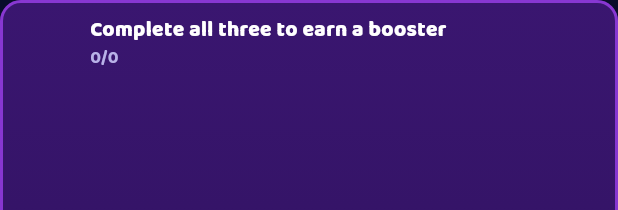
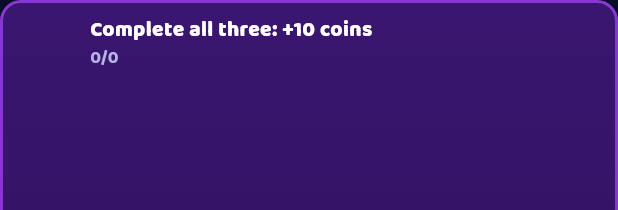
Before and after one commit to clebervg/nine-fuse, a Flutter app: the _BonusRow widget shown alone on an empty page, opened directly with sample values from the repository, on a phone screen of 412 x 824 dp. Shown: the top 210 px of the screen. Run offline on Flutter 3.47's test engine with Material 3 defaults, Android fonts, the phone set to English and light mode, and no system bars; our stand-ins replace audioplayers, flutter_local_notifications, flutter_native_splash, flutter_riverpod, google_mobile_ads, shared_preferences and 1 more; missing offline and left inert: app_tracking_transparency; accounts and stored records are empty.

Commit message:
fix(economia): recalibra moedas e preços de booster (opção B)
Com a campanha infinita, estrela e baú já davam ~0,5 booster por fase, e
a recompensa diária e as missões levaram o jogador de 5 fases/dia a ~5,8
boosters por dia. Agora ~2,2 (0,44 por fase), pelo modelo em
tool/economy_income_model.py.

- Estrela 10 -> 5, baú 200 -> 100.
- Martelo/Pincel 100 -> 150, Bomba 150 -> 200.
- Diária: 10, 15, 20, Martelo, 25, 30, Bomba+50.
- Missões 10/15/25; o bônus das três vira 20 moedas em vez de booster.
- Golden level_outcome regerado (selo +30 -> +15).

Co-Authored-By: Claude Opus 5.5 <noreply@anthropic.com>

```diff
--- a/lib/features/game/domain/daily_reward.dart
+++ b/lib/features/game/domain/daily_reward.dart
@@ -17,17 +17,17 @@ import 'package:nine_fuse/features/game/domain/daily_spin.dart';
 /// dos prêmios grátis) já existe para ela.
 ///
 /// A curva sobe devagar e o dia 7 é o salto: é ele que dá ao jogador motivo
-/// para não quebrar a sequência no dia 5. Somado, o ciclo inteiro paga 330
-/// moedas e um de cada booster — menos que um capítulo em três estrelas mais
-/// o baú (500), para a sequência ser um bônus, não a fonte principal.
+/// para não quebrar a sequência no dia 5. Somado, o ciclo paga 150 moedas, um
+/// Martelo e uma Bomba por semana — menos que um capítulo em três estrelas
+/// mais o baú (250), para a sequência ser um bônus, não a fonte principal.
 const List<List<SpinPrize>> kDailyRewardCycle = [
+  [SpinPrize(SpinPrizeType.coins, 10)],
+  [SpinPrize(SpinPrizeType.coins, 15)],
   [SpinPrize(SpinPrizeType.coins, 20)],
+  [SpinPrize(SpinPrizeType.hammer, 1)],
+  [SpinPrize(SpinPrizeType.coins, 25)],
   [SpinPrize(SpinPrizeType.coins, 30)],
-  [SpinPrize(SpinPrizeType.hammer, 1)],
-  [SpinPrize(SpinPrizeType.coins, 50)],
-  [SpinPrize(SpinPrizeType.brush, 1)],
-  [SpinPrize(SpinPrizeType.coins, 80)],
-  [SpinPrize(SpinPrizeType.bomb, 1), SpinPrize(SpinPrizeType.coins, 150)],
+  [SpinPrize(SpinPrizeType.bomb, 1), SpinPrize(SpinPrizeType.coins, 50)],
 ];
 
 /// O que fica gravado entre aberturas do app.
--- a/lib/features/game/presentation/widgets/daily_dialogs.dart
+++ b/lib/features/game/presentation/widgets/daily_dialogs.dart
@@ -630,7 +630,7 @@ class _BonusRow extends StatelessWidget {
               crossAxisAlignment: CrossAxisAlignment.start,
               children: [
                 Text(
-                  l10n.missionsBonus,
+                  l10n.missionsBonus(prize.amount),
                   style: const TextStyle(
                     fontFamily: AppFonts.number,
                     fontWeight: FontWeight.w800,
--- a/lib/l10n/app_en.arb
+++ b/lib/l10n/app_en.arb
@@ -580,7 +580,8 @@
   "missionsTitle": "Daily missions",
   "missionsSubtitle": "Three new missions every day.",
   "missionsCollect": "COLLECT",
-  "missionsBonus": "Complete all three to earn a booster",
+  "missionsBonus": "Complete all three: +{coins} coins",
+  "@missionsBonus": {"placeholders": {"coins": {"type": "int"}}},
   "missionsAllDone": "All done! New missions tomorrow.",
   "missionWinLevels": "{count, plural, =1{Win 1 level} other{Win {count} levels}}",
   "@missionWinLevels": {"placeholders": {"count": {"type": "int"}}},
--- a/lib/l10n/app_localizations.dart
+++ b/lib/l10n/app_localizations.dart
@@ -1546,8 +1546,8 @@ abstract class AppLocalizations {
   /// No description provided for @missionsBonus.
   ///
   /// In en, this message translates to:
-  /// **'Complete all three to earn a booster'**
-  String get missionsBonus;
+  /// **'Complete all three: +{coins} coins'**
+  String missionsBonus(int coins);
 
   /// No description provided for @missionsAllDone.
   ///
--- a/lib/l10n/app_localizations_en.dart
+++ b/lib/l10n/app_localizations_en.dart
@@ -997,7 +997,9 @@ class AppLocalizationsEn extends AppLocalizations {
   String get missionsCollect => 'COLLECT';
 
   @override
-  String get missionsBonus => 'Complete all three to earn a booster';
+  String missionsBonus(int coins) {
+    return 'Complete all three: +$coins coins';
+  }
 
   @override
   String get missionsAllDone => 'All done! New missions tomorrow.';
--- a/lib/l10n/app_localizations_pt.dart
+++ b/lib/l10n/app_localizations_pt.dart
@@ -999,7 +999,9 @@ class AppLocalizationsPt extends AppLocalizations {
   String get missionsCollect => 'COLETAR';
 
   @override
-  String get missionsBonus => 'Complete as três e ganhe um booster';
+  String missionsBonus(int coins) {
+    return 'Complete as três: +$coins moedas';
+  }
 
   @override
   String get missionsAllDone => 'Tudo feito! Novas missões amanhã.';
--- a/lib/l10n/app_pt.arb
+++ b/lib/l10n/app_pt.arb
@@ -336,7 +336,7 @@
   "missionsTitle": "Missões diárias",
   "missionsSubtitle": "Três missões novas todo dia.",
   "missionsCollect": "COLETAR",
-  "missionsBonus": "Complete as três e ganhe um booster",
+  "missionsBonus": "Complete as três: +{coins} moedas",
   "missionsAllDone": "Tudo feito! Novas missões amanhã.",
   "missionWinLevels": "{count, plural, =1{Vença 1 fase} other{Vença {count} fases}}",
   "missionFusions": "Faça {count} fusões",
```
Also changed, not shown: lib/features/game/domain/daily_missions.dart (+23 -23 lines), lib/features/game/domain/economy.dart (+17 -12 lines), 6 other files.
